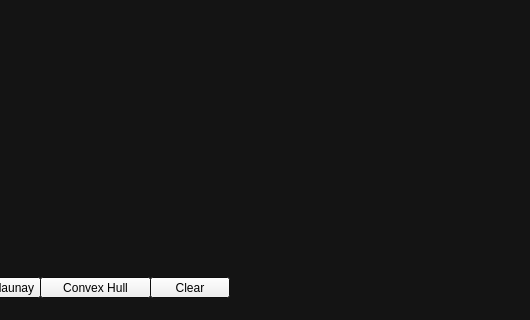
Old version of the form CoonsSurfaceConstructor/mainwindow.ui in the repository ViktoryiaYatskova/Diploma; both pictures show x 170 to 700 and y 200 to 520 of the 700 by 520 pixel window.
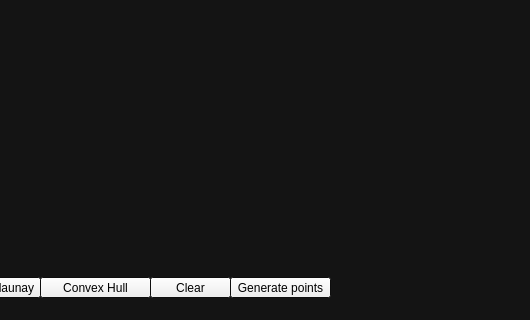
New version of the form. Custom widgets are drawn as their Qt base class.

The edit to the form file:
```diff
--- a/CoonsSurfaceConstructor/mainwindow.ui
+++ b/CoonsSurfaceConstructor/mainwindow.ui
@@ -159,7 +159,7 @@
       <rect>
        <x>320</x>
        <y>470</y>
-       <width>80</width>
+       <width>81</width>
        <height>21</height>
       </rect>
      </property>
@@ -193,6 +193,19 @@
       <string>Convex Hull</string>
      </property>
     </widget>
+    <widget class="QPushButton" name="generatePoints">
+     <property name="geometry">
+      <rect>
+       <x>400</x>
+       <y>470</y>
+       <width>101</width>
+       <height>21</height>
+      </rect>
+     </property>
+     <property name="text">
+      <string>Generate points</string>
+     </property>
+    </widget>
    </widget>
   </widget>
   <widget class="QMenuBar" name="menuBar">
```
